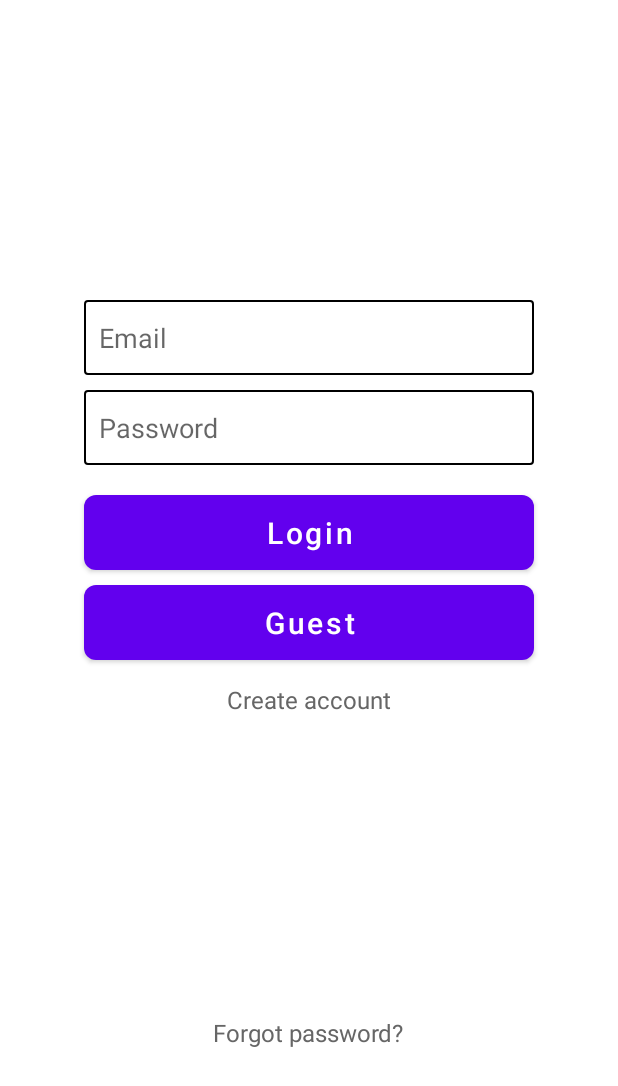
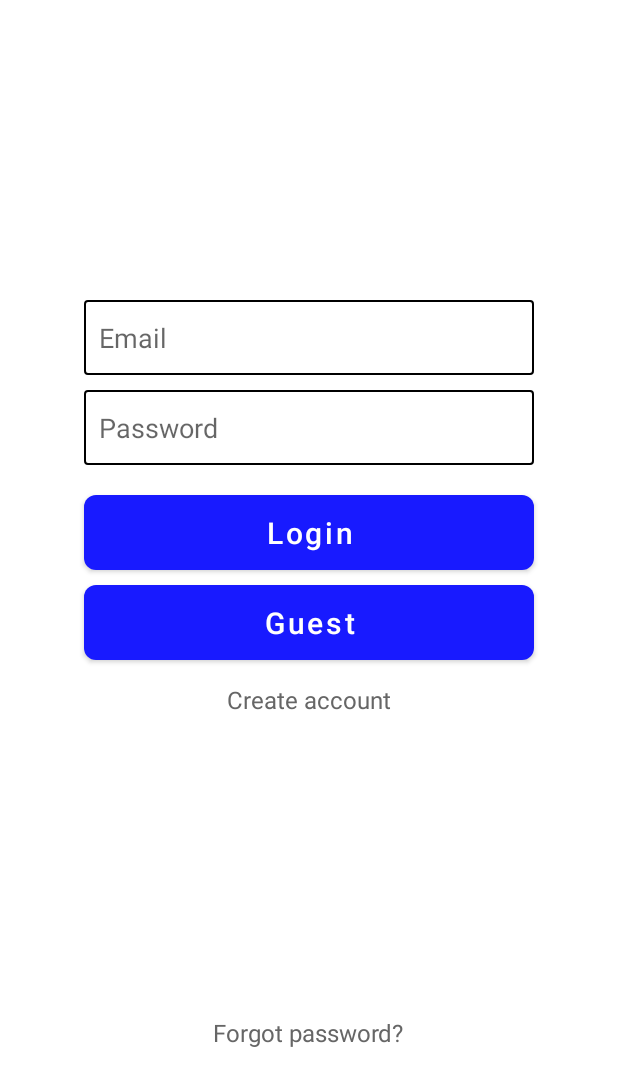
Before and after one commit to NLCodeTeam/faa-demo, an Android app: the fragment ForgotPasswordFragment placed in its activity, after a tap on "Login", on a phone screen of 412 x 824 dp. Shown: the top 1086 px of the screen. Run offline under Robolectric (Android 15) with nearby library versions, the phone set to English and light mode, and no system bars; our stand-ins replace Firebase (no records; nobody signed in at launch, a user with empty details on screens opened directly).

Commit message:
feature lolgin

```diff
--- a/app/src/main/java/com/kapait/faa/ui/login/ForgotPasswordFragment.kt
+++ b/app/src/main/java/com/kapait/faa/ui/login/ForgotPasswordFragment.kt
@@ -56,9 +56,9 @@ class ForgotPasswordFragment : Fragment() {
 
     private fun goToLoginFragment() {
         val loginFragment: Fragment = LoginFragment()
-        fragmentManager?.beginTransaction()
-            ?.replace(R.id.fragment_container, loginFragment)
-            ?.commit()
+        parentFragmentManager.beginTransaction()
+            .replace(R.id.fragment_container, loginFragment)
+            .commit()
     }
 
 }
--- a/app/src/main/java/com/kapait/faa/ui/login/LoginFragment.kt
+++ b/app/src/main/java/com/kapait/faa/ui/login/LoginFragment.kt
@@ -90,8 +90,8 @@ class LoginFragment : Fragment() {
     }
 
     private fun goToFragment(fragment: Fragment) {
-        fragmentManager?.beginTransaction()
-            ?.replace(R.id.fragment_container, fragment)
-            ?.commit()
+        parentFragmentManager.beginTransaction()
+            .replace(R.id.fragment_container, fragment)
+            .commit()
     }
 }
--- a/app/src/main/java/com/kapait/faa/ui/login/RegisterFragment.kt
+++ b/app/src/main/java/com/kapait/faa/ui/login/RegisterFragment.kt
@@ -51,9 +51,9 @@ class RegisterFragment : Fragment() {
 
         // Реализация кнопки LOGIN
         loginFromRegisterBtn.setOnClickListener {
-            fragmentManager?.beginTransaction()
-                ?.replace(R.id.fragment_container, loginFragment)
-                ?.commit()
+            parentFragmentManager.beginTransaction()
+                .replace(R.id.fragment_container, loginFragment)
+                .commit()
         }
 
         return v
--- a/app/src/main/res/values/colors.xml
+++ b/app/src/main/res/values/colors.xml
@@ -10,4 +10,5 @@
     <color name="text_white">@color/white</color>
     <color name="text_default">@color/black</color>
     <color name="dialog_background">#FFFFFF</color>
+    <color name="blue">#181AFF</color>
 </resources>
--- a/app/src/main/res/values/themes.xml
+++ b/app/src/main/res/values/themes.xml
@@ -2,7 +2,7 @@
     <!-- Base application theme. -->
     <style name="Theme.Faa" parent="Theme.MaterialComponents.DayNight.DarkActionBar">
         <!-- Primary brand color. -->
-        <item name="colorPrimary">@color/purple_500</item>
+        <item name="colorPrimary">@color/blue</item>
         <item name="colorPrimaryVariant">@color/purple_700</item>
         <item name="colorOnPrimary">@color/white</item>
         <!-- Secondary brand color. -->
```
